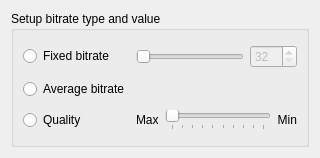
Before: the Qt Designer form apps/zxtune-qt/ui/conversion/mp3_settings.ui in vitamin-caig/zxtune, drawn with Qt 5.
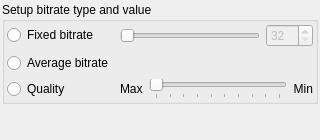
After: the same form once the commit is applied.

Commit message: zxtune-qt: fixed margins.

```diff
--- a/apps/zxtune-qt/ui/conversion/mp3_settings.ui
+++ b/apps/zxtune-qt/ui/conversion/mp3_settings.ui
@@ -7,19 +7,25 @@
     <x>0</x>
     <y>0</y>
     <width>320</width>
-    <height>158</height>
+    <height>140</height>
    </rect>
   </property>
   <property name="windowTitle">
    <string/>
   </property>
   <layout class="QVBoxLayout" name="verticalLayout">
+   <property name="margin">
+    <number>2</number>
+   </property>
    <item>
     <widget class="QGroupBox" name="bitrateSetup">
      <property name="title">
       <string>Setup bitrate type and value</string>
      </property>
      <layout class="QGridLayout" name="gridLayout">
+      <property name="margin">
+       <number>2</number>
+      </property>
       <item row="0" column="0">
        <widget class="QRadioButton" name="selectCBR">
         <property name="text">
@@ -126,6 +132,19 @@
      </layout>
     </widget>
    </item>
+   <item>
+    <spacer name="verticalSpacer">
+     <property name="orientation">
+      <enum>Qt::Vertical</enum>
+     </property>
+     <property name="sizeHint" stdset="0">
+      <size>
+       <width>20</width>
+       <height>40</height>
+      </size>
+     </property>
+    </spacer>
+   </item>
   </layout>
  </widget>
  <resources/>
```
Left out of the diff: 76 changed lines with no effect on the pictures. The commit also changes 9 other files.
